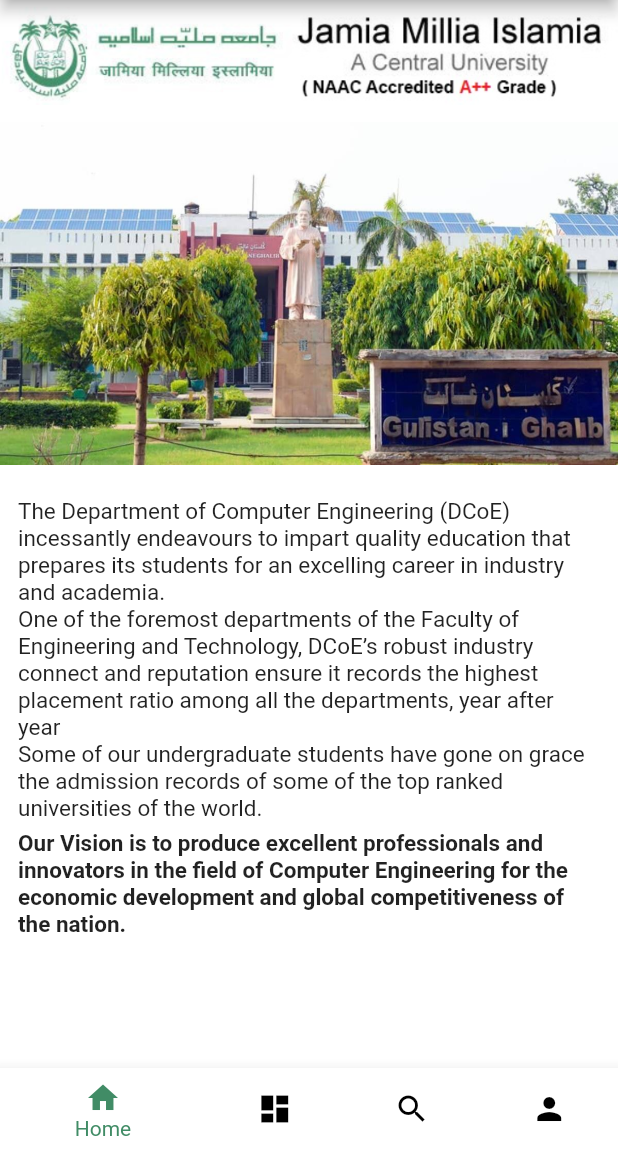
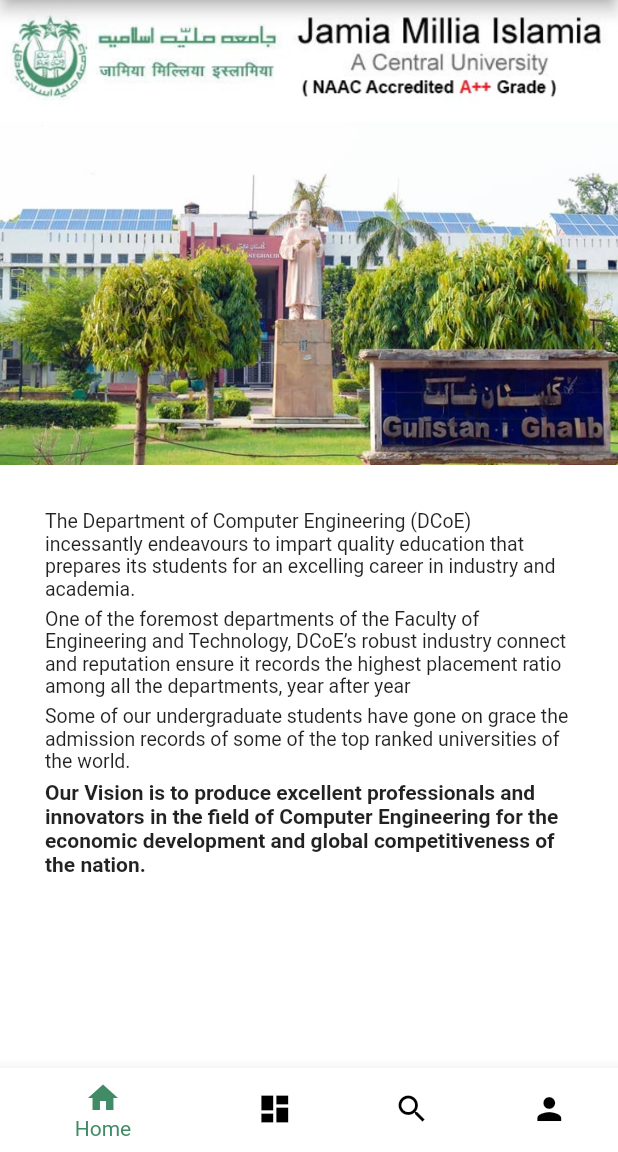
Before and after one commit to gaurav1903/PlacementCell, a Flutter app: the screen it shows once a user with an empty profile is signed in, on a phone screen of 412 x 824 dp, the part 84-1236 px from its top. Run offline on Flutter 3.47's test engine with Material 2 defaults, Android fonts, the light colour scheme and no system bars; our stand-ins replace cloud_firestore, file_picker, firebase_auth, firebase_core, firebase_storage, image_picker and 1 more; missing offline and left inert: dart:ffi; accounts and stored records are empty.

Commit message:
intro page ui fixed

```diff
--- a/lib/screens/IntroPage.dart
+++ b/lib/screens/IntroPage.dart
@@ -17,26 +17,28 @@
               }));
             },
             child: Image.asset('assets/jmi-front.jpg')),
-        SizedBox(height: 10),
+        SizedBox(height: 30),
         Padding(
-          padding: const EdgeInsets.all(12),
+          padding: const EdgeInsets.symmetric(horizontal: 30),
           child: Column(children: [
             Text(
               "The Department of Computer Engineering (DCoE) incessantly endeavours to impart quality education that prepares its students for an excelling career in industry and academia.",
-              style: TextStyle(fontSize: 15),
+              style: TextStyle(fontSize: 13),
             ),
+            SizedBox(height: 5),
             Text(
               "One of the foremost departments of the Faculty of Engineering and Technology, DCoE’s robust industry connect and reputation ensure it records the highest placement ratio among all the departments, year after year",
-              style: TextStyle(fontSize: 15),
+              style: TextStyle(fontSize: 13),
             ),
+            SizedBox(height: 5),
             Text(
               "Some of our undergraduate students have gone on grace the admission records of some of the top ranked universities of the world.",
-              style: TextStyle(fontSize: 15),
+              style: TextStyle(fontSize: 13),
             ),
             SizedBox(height: 5),
             Text(
                 "Our Vision is to produce excellent professionals and innovators in the field of Computer Engineering for the economic development and global competitiveness of the nation.",
-                style: TextStyle(fontWeight: FontWeight.bold, fontSize: 15))
+                style: TextStyle(fontWeight: FontWeight.bold, fontSize: 14))
           ]),
         ),
       ],
--- a/lib/screens/ProfilePage.dart
+++ b/lib/screens/ProfilePage.dart
@@ -150,7 +150,7 @@
               return SingleChildScrollView(
                 child: Container(
                     color: Colors.blue.shade50,
-                    padding: EdgeInsets.all(10),
+                    padding: EdgeInsets.all(20),
                     child: Column(
                       children: [
                         Container(
--- a/lib/screens/SearchPage.dart
+++ b/lib/screens/SearchPage.dart
@@ -221,7 +221,6 @@
                     ),
                     OutlinedButton(onPressed: _submit, child: Text('submit'))
                   ]),
-
                 if (s == "Domain")
                   DropdownButton(
                     value: domainval,
@@ -248,8 +247,7 @@
                       });
                     },
                   ),
-                // else
-                //   DropdownButton(items: []),
+                if (s == "Skills") DropdownButton(items: []),
                 Divider(),
                 Expanded(
                   child: ListView.builder(
```
